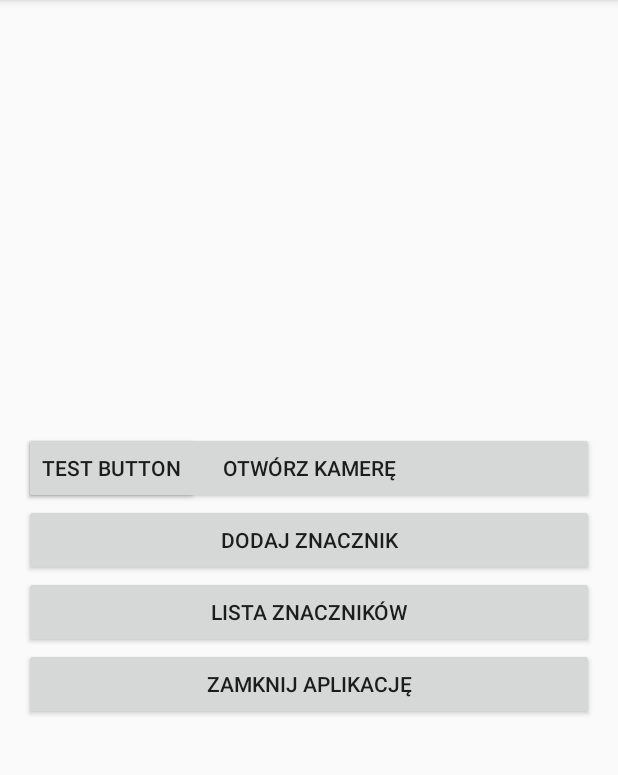
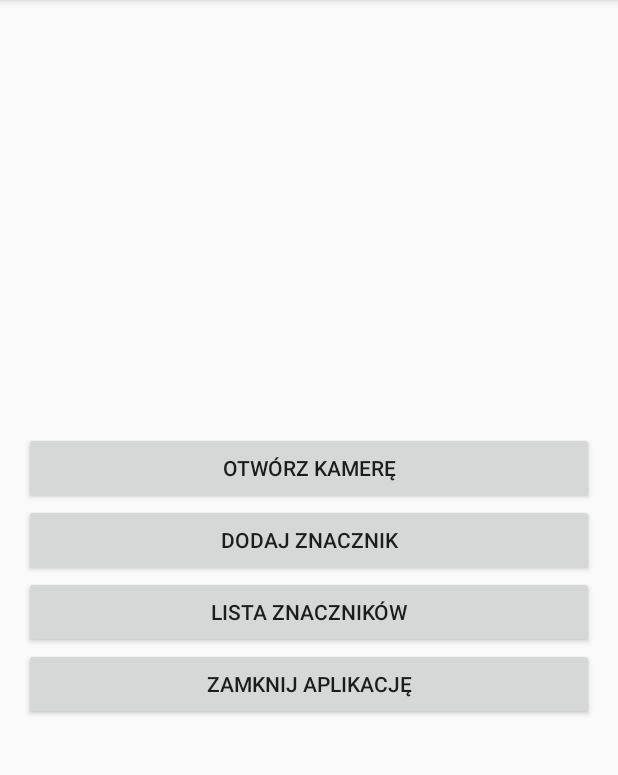
Before and after one commit to pietrov8/FindMyCar, an Android app: the Home_Screen screen opened directly, with no data from a screen before it, on a phone screen of 412 x 824 dp, the part 84-859 px from its top. Run offline under Robolectric (Android 15) with nearby library versions, the phone set to English and light mode, and no system bars.

Commit message:
Lista znaczników

```diff
--- a/FindMyCar/app/src/main/java/com/example/piotr/findmycar/Home_Screen.java
+++ b/FindMyCar/app/src/main/java/com/example/piotr/findmycar/Home_Screen.java
@@ -23,7 +23,6 @@ public class Home_Screen extends ActionBarActivity {
         Button btnAddMarker = (Button) findViewById(R.id.btn_add);
         Button btnEditMarker = (Button) findViewById(R.id.btn_edit_marker);
         Button btnListMarker = (Button) findViewById(R.id.btn_list_marker);
-        Button btntest = (Button) findViewById(R.id.btn_dbtest);
 
         btnCamera.setOnClickListener(new View.OnClickListener() {
             @Override
@@ -57,22 +56,6 @@ public class Home_Screen extends ActionBarActivity {
             }
         });
 
-        btntest.setOnClickListener(new View.OnClickListener() {
-            @Override
-            public void onClick(View v) {
-                System.out.println("tutaj");
-
-                /*** POBIERANIE DANYCH Z JSON W EXECUTRE ***/
-                BackgorundTask asyncTask = (BackgorundTask) new BackgorundTask(new BackgorundTask.AsyncResponse(){
-                    @Override
-                    public void processFinish(String output){
-                        System.out.println(output);
-                    }
-                }).execute("http://piotr-m.pl/piotr-m.zxy.me/findmycar/main.php?action=getAllMarkers");
-
-
-            }
-        });
         Button btnClose = (Button) findViewById(R.id.Btn_close);
         btnClose.setOnClickListener(new View.OnClickListener() {
             @Override
--- a/FindMyCar/app/src/main/res/layout/activity_home__screen.xml
+++ b/FindMyCar/app/src/main/res/layout/activity_home__screen.xml
@@ -48,14 +48,6 @@
             android:id="@+id/Btn_close"
             android:layout_below="@+id/btn_list_marker"
             android:layout_centerHorizontal="true" />
-
-        <Button
-            android:layout_width="wrap_content"
-            android:layout_height="wrap_content"
-            android:text="Test Button"
-            android:id="@+id/btn_dbtest"
-            android:layout_alignParentLeft="true"
-            android:layout_alignParentStart="true" />
     </RelativeLayout>
 
 
```
Also changed, not shown: FindMyCar/app/src/main/java/com/example/piotr/findmycar/ListActivity.java (+20 -0 lines).
